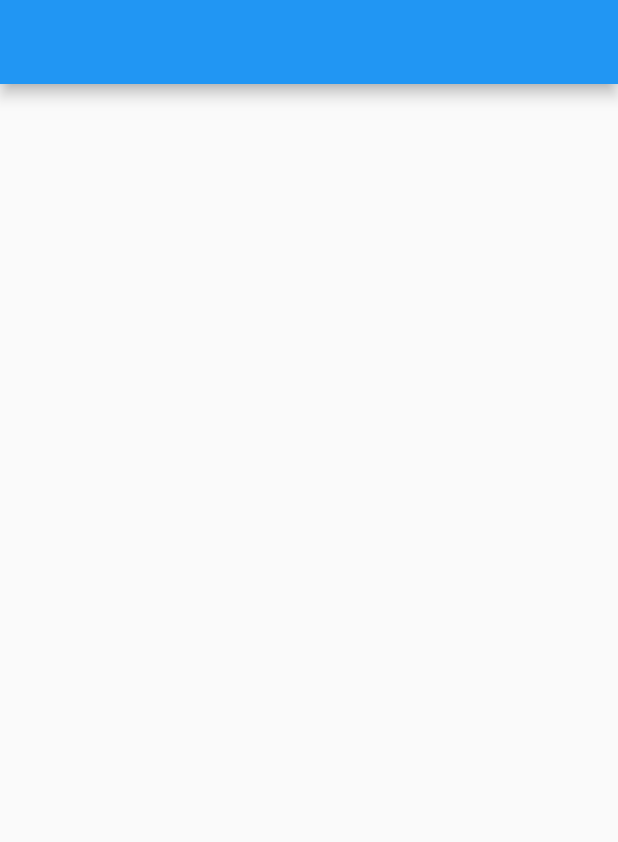
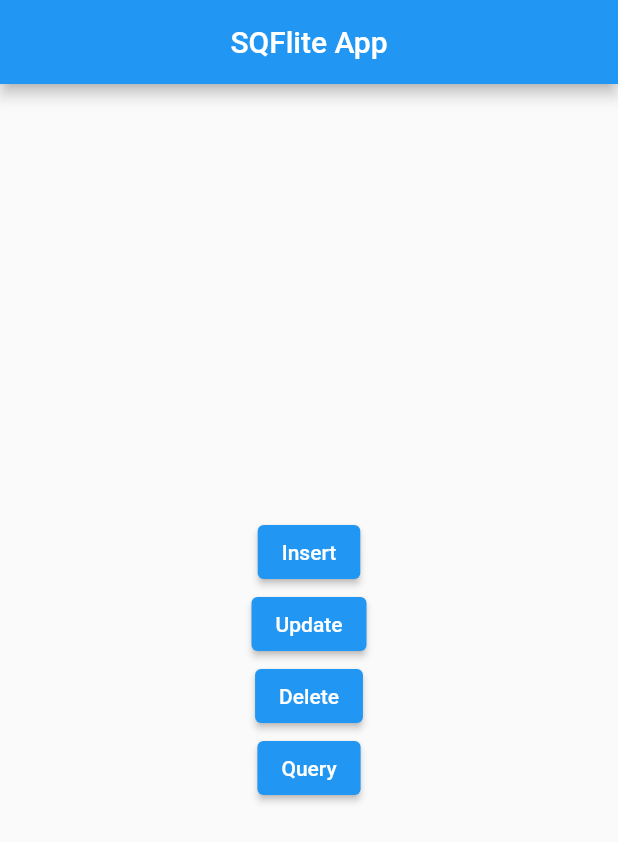
Before and after one commit to Ahmadexe/Flutter-sqflite, a Flutter app: the screen it shows after launch, on a phone screen of 412 x 824 dp. Shown: the top 842 px of the screen. Run offline on Flutter 3.47's test engine with Material 2 defaults, Android fonts, the phone set to English and light mode, and no system bars; our stand-ins replace sqflite; accounts and stored records are empty.

Commit message:
Minimal UI Added

```diff
--- a/lib/screens/home_screen.dart
+++ b/lib/screens/home_screen.dart
@@ -6,7 +6,21 @@ class HomeScreen extends StatelessWidget {
   @override
   Widget build(BuildContext context) {
     return Scaffold(
-      appBar: AppBar(),
+      appBar: AppBar(
+        title: const Text("SQFlite App"),
+        centerTitle: true,
+      ),
+      body: Center(
+        child: Column(
+          mainAxisAlignment: MainAxisAlignment.center,
+          children: [
+            ElevatedButton(onPressed: (){}, child: const Text("Insert")),
+            ElevatedButton(onPressed: (){}, child: const Text("Update")),
+            ElevatedButton(onPressed: (){}, child: const Text("Delete")),
+            ElevatedButton(onPressed: (){}, child: const Text("Query")),
+          ],
+        ),
+      ),
     );
   }
 }
```
